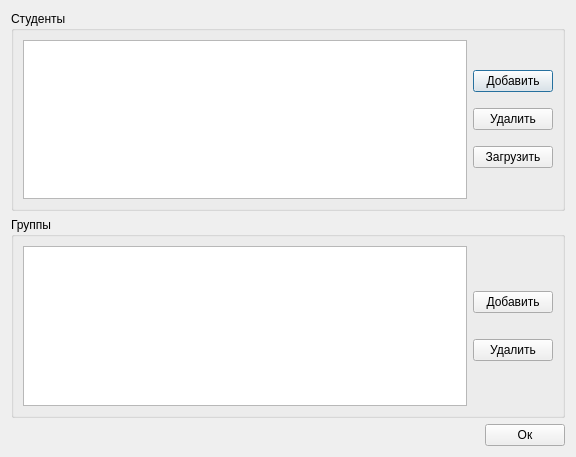
Qt form ui/studentswindow.ui (7enSmile/clientVKR) before a commit.
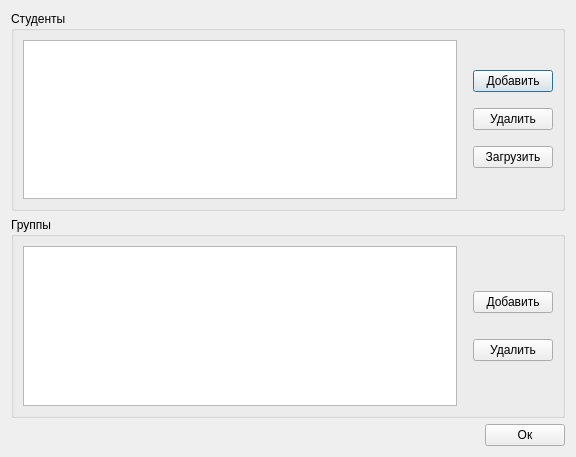
The same form after that commit.

The edit to the form file:
```diff
--- a/ui/studentswindow.ui
+++ b/ui/studentswindow.ui
@@ -49,6 +49,22 @@
         </item>
        </layout>
       </item>
+      <item>
+       <spacer name="horizontalSpacer_2">
+        <property name="orientation">
+         <enum>Qt::Horizontal</enum>
+        </property>
+        <property name="sizeType">
+         <enum>QSizePolicy::Fixed</enum>
+        </property>
+        <property name="sizeHint" stdset="0">
+         <size>
+          <width>10</width>
+          <height>20</height>
+         </size>
+        </property>
+       </spacer>
+      </item>
       <item>
        <layout class="QVBoxLayout" name="verticalLayout_3">
         <item>
@@ -155,6 +171,22 @@
         </item>
        </layout>
       </item>
+      <item>
+       <spacer name="horizontalSpacer_3">
+        <property name="orientation">
+         <enum>Qt::Horizontal</enum>
+        </property>
+        <property name="sizeType">
+         <enum>QSizePolicy::Fixed</enum>
+        </property>
+        <property name="sizeHint" stdset="0">
+         <size>
+          <width>10</width>
+          <height>20</height>
+         </size>
+        </property>
+       </spacer>
+      </item>
       <item>
        <layout class="QVBoxLayout" name="verticalLayout_4">
         <item>
```
